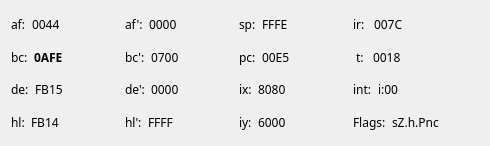
This is unreal-qt/ui/widgets/registerswidget.ui in alfishe/unreal-ng as Qt 5 draws it before an edit. The edited form follows.
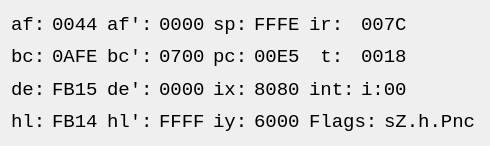
This is the edited form.

The edit to the form file:
```diff
--- a/unreal-qt/ui/widgets/registerswidget.ui
+++ b/unreal-qt/ui/widgets/registerswidget.ui
@@ -18,7 +18,8 @@
   </property>
   <property name="font">
    <font>
-    <family>Monaco</family>
+    <family>Consolas</family>
+    <pointsize>14</pointsize>
    </font>
   </property>
   <property name="windowTitle">
@@ -71,13 +72,6 @@
          </item>
          <item>
           <widget class="QLabel" name="valBC">
-           <property name="font">
-            <font>
-             <family>Monaco</family>
-             <weight>75</weight>
-             <bold>true</bold>
-            </font>
-           </property>
            <property name="text">
             <string>0AFE</string>
            </property>
```
